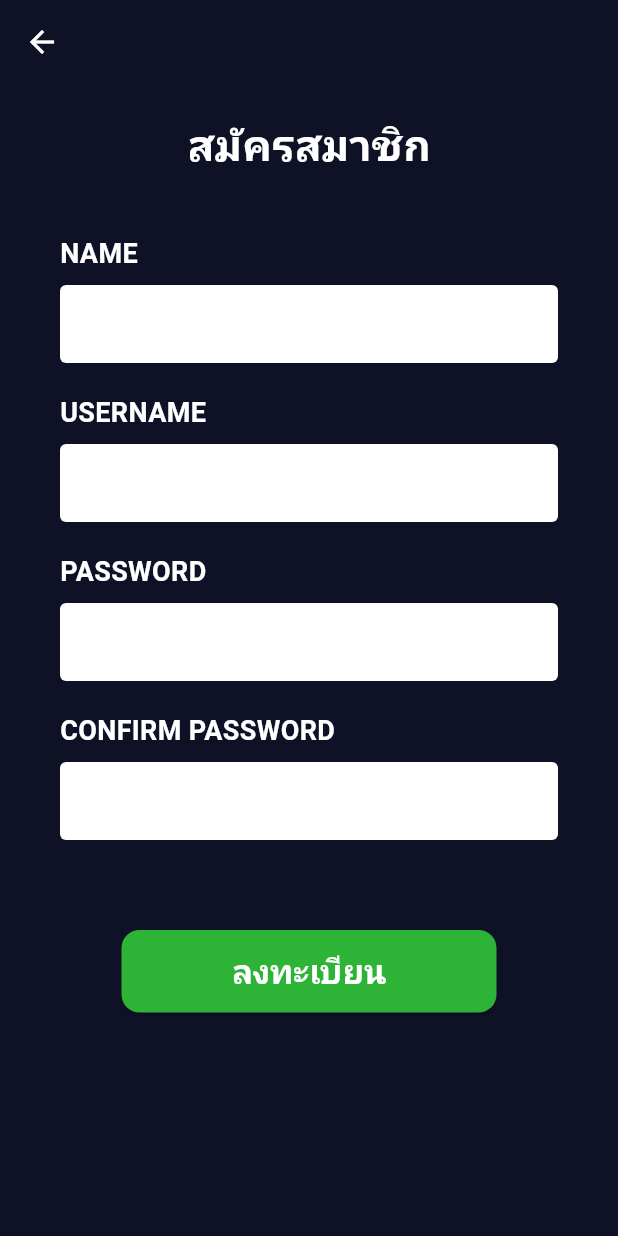
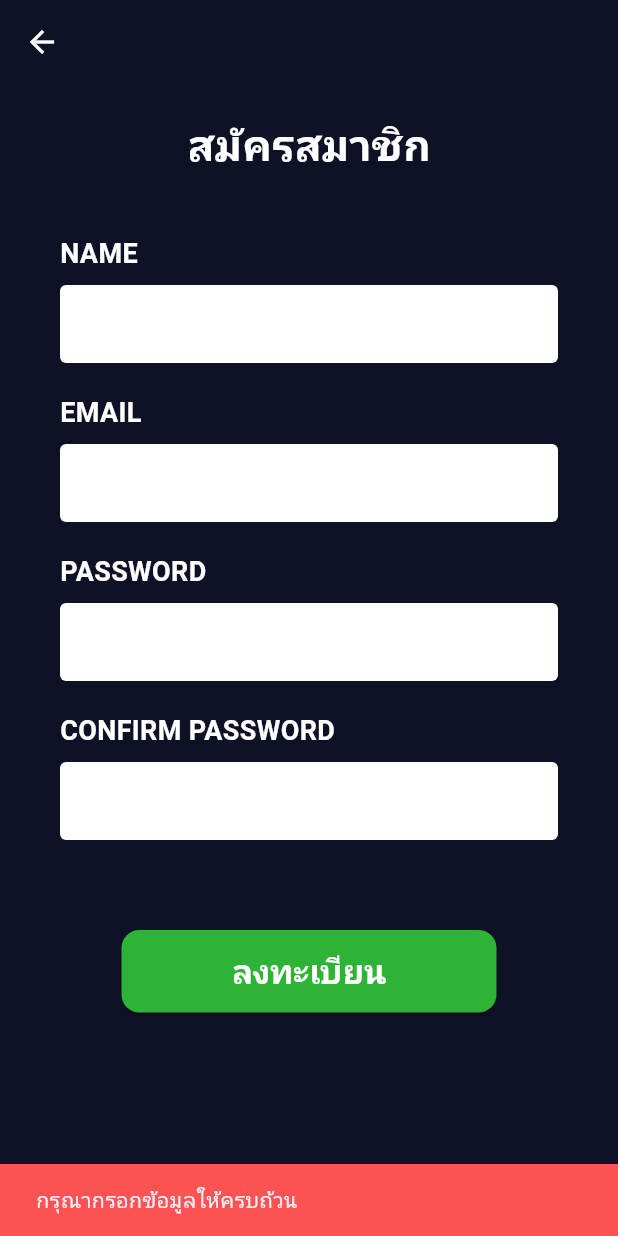
Before and after one commit to KantinanSrisuwan/AuraMuseApp, a Flutter app: the RegisterPage screen opened by its route, after a tap on "ลงทะเบียน", on a phone screen of 412 x 824 dp. Run offline on Flutter 3.47's test engine with Material 3 defaults, Android fonts, the phone set to English and light mode, and no system bars; our stand-ins replace cloud_firestore, firebase_auth, firebase_core, flutter_svg, palette_generator; accounts and stored records are empty; network calls fail.

Commit message:
register

```diff
--- a/lib/views/login/register_page.dart
+++ b/lib/views/login/register_page.dart
@@ -1,9 +1,130 @@
 import 'package:flutter/material.dart';
+import 'package:firebase_auth/firebase_auth.dart';
+import 'package:cloud_firestore/cloud_firestore.dart';
 import '../../core/constants/app_colors.dart';
+import '../../core/routes/app_routes.dart';
 import '../widgets/custom_input_field.dart';
 
-class RegisterPage extends StatelessWidget {
+class RegisterPage extends StatefulWidget {
   const RegisterPage({super.key});
+
+  @override
+  State<RegisterPage> createState() => _RegisterPageState();
+}
+
+class _RegisterPageState extends State<RegisterPage> {
+  // สร้าง Controller มารับค่า Email, Name, Password, Confirm Password
+  final TextEditingController _nameController = TextEditingController();
+  final TextEditingController _emailController = TextEditingController();
+  final TextEditingController _passwordController = TextEditingController();
+  final TextEditingController _confirmPasswordController = TextEditingController();
+  bool _isLoading = false;
+
+  // ฟังก์ชันจัดการการลงทะเบียน
+  Future<void> _handleRegister() async {
+    // 1. ตรวจสอบว่าเต็มไหม
+    if (_nameController.text.isEmpty ||
+        _emailController.text.isEmpty ||
+        _passwordController.text.isEmpty ||
+        _confirmPasswordController.text.isEmpty) {
+      _showError("กรุณากรอกข้อมูลให้ครบถ้วน");
+      return;
+    }
+
+    // 2. ตรวจสอบว่ารหัสผ่านตรงกันไหม
+    if (_passwordController.text != _confirmPasswordController.text) {
+      _showError("รหัสผ่านไม่ตรงกัน");
+      return;
+    }
+
+    // 3. ตรวจสอบความยาวรหัสผ่าน
+    if (_passwordController.text.length < 6) {
+      _showError("รหัสผ่านต้องมี 6 ตัวอักษรขึ้นไป");
+      return;
+    }
+
+    setState(() => _isLoading = true);
+
+    try {
+      // 4. สร้างบัญชี Firebase Auth
+      UserCredential userCredential = await FirebaseAuth.instance
+          .createUserWithEmailAndPassword(
+        email: _emailController.text.trim(),
+        password: _passwordController.text.trim(),
+      );
+
+      // 5. บันทึกข้อมูล user ใน Firestore
+      await FirebaseFirestore.instance
+          .collection('users')
+          .doc(userCredential.user!.uid)
+          .set({
+        'uid': userCredential.user!.uid,
+        'name': _nameController.text.trim(),
+        'email': _emailController.text.trim(),
+        'role': 'user', // ตั้งค่า role เป็น user ปกติ
+        'createdAt': FieldValue.serverTimestamp(),
+      });
+
+      if (!mounted) return;
+
+      // 6. แสดงข้อความสำเร็จ
+      _showSuccess("ลงทะเบียนสำเร็จ! กำลังพานำท่านไปหน้า login...");
+
+      // 7. นำไปหน้า Login หลัง 2 วินาที
+      Future.delayed(const Duration(seconds: 2), () {
+        if (mounted) {
+          Navigator.pushReplacementNamed(context, AppRoutes.login);
+        }
+      });
+    } on FirebaseAuthException catch (e) {
+      String errorMsg = "เกิดข้อผิดพลาด";
+
+      if (e.code == 'weak-password') {
+        errorMsg = "รหัสผ่านไม่พอแรง";
+      } else if (e.code == 'email-already-in-use') {
+        errorMsg = "อีเมลนี้ถูกใช้ไปแล้ว";
+      } else if (e.code == 'invalid-email') {
+        errorMsg = "รูปแบบอีเมลไม่ถูกต้อง";
+      } else {
+        errorMsg = e.message ?? "เกิดข้อผิดพลาดในการลงทะเบียน";
+      }
+
+      _showError(errorMsg);
+    } catch (e) {
+      _showError("เกิดข้อผิดพลาด: ${e.toString()}");
+    } finally {
+      if (mounted) setState(() => _isLoading = false);
+    }
+  }
+
+  void _showError(String msg) {
+    ScaffoldMessenger.of(context).showSnackBar(
+      SnackBar(
+        content: Text(msg),
+        backgroundColor: Colors.redAccent,
+        duration: const Duration(seconds: 3),
+      ),
+    );
+  }
+
+  void _showSuccess(String msg) {
+    ScaffoldMessenger.of(context).showSnackBar(
+      SnackBar(
+        content: Text(msg),
+        backgroundColor: AppColors.actionGreen,
+        duration: const Duration(seconds: 2),
+      ),
+    );
+  }
+
+  @override
+  void dispose() {
+    _nameController.dispose();
+    _emailController.dispose();
+    _passwordController.dispose();
+    _confirmPasswordController.dispose();
+    super.dispose();
+  }
 
   @override
   Widget build(BuildContext context) {
@@ -33,29 +154,45 @@ class RegisterPage extends StatelessWidget {
             ),
             const SizedBox(height: 40),
             // ช่องกรอกข้อมูลสำหรับสมัครสมาชิก
-            const CustomInputField(label: "NAME"),
+            CustomInputField(label: "NAME", controller: _nameController),
             const SizedBox(height: 20),
-            const CustomInputField(label: "USERNAME"),
+            CustomInputField(label: "EMAIL", controller: _emailController),
             const SizedBox(height: 20),
-            const CustomInputField(label: "PASSWORD", isPassword: true),
+            CustomInputField(
+              label: "PASSWORD",
+              isPassword: true,
+              controller: _passwordController,
+            ),
             const SizedBox(height: 20),
-            const CustomInputField(label: "CONFIRM PASSWORD", isPassword: true),
+            CustomInputField(
+              label: "CONFIRM PASSWORD",
+              isPassword: true,
+              controller: _confirmPasswordController,
+            ),
             const SizedBox(height: 60),
             // ปุ่มลงทะเบียน
             SizedBox(
               width: 250,
               height: 55,
               child: ElevatedButton(
-                onPressed: () {
-                  // Logic สำหรับสมัครสมาชิกในอนาคต
-                },
+                onPressed: _isLoading ? null : _handleRegister,
                 style: ElevatedButton.styleFrom(
                   backgroundColor: AppColors.actionGreen,
                   shape: RoundedRectangleBorder(
                     borderRadius: BorderRadius.circular(12),
                   ),
                 ),
-                child: const Text(
+                child: _isLoading
+                    ? const SizedBox(
+                        height: 24,
+                        width: 24,
+                        child: CircularProgressIndicator(
+                          valueColor:
+                              AlwaysStoppedAnimation<Color>(Colors.white),
+                          strokeWidth: 2,
+                        ),
+                      )
+                    : const Text(
                         "ลงทะเบียน",
                         style: TextStyle(
                           color: Colors.white,
```
Also changed, not shown: lib/firebase_options.dart, pubspec.lock, 2 other files. Lines whose indentation alone changed are shown as unchanged.
